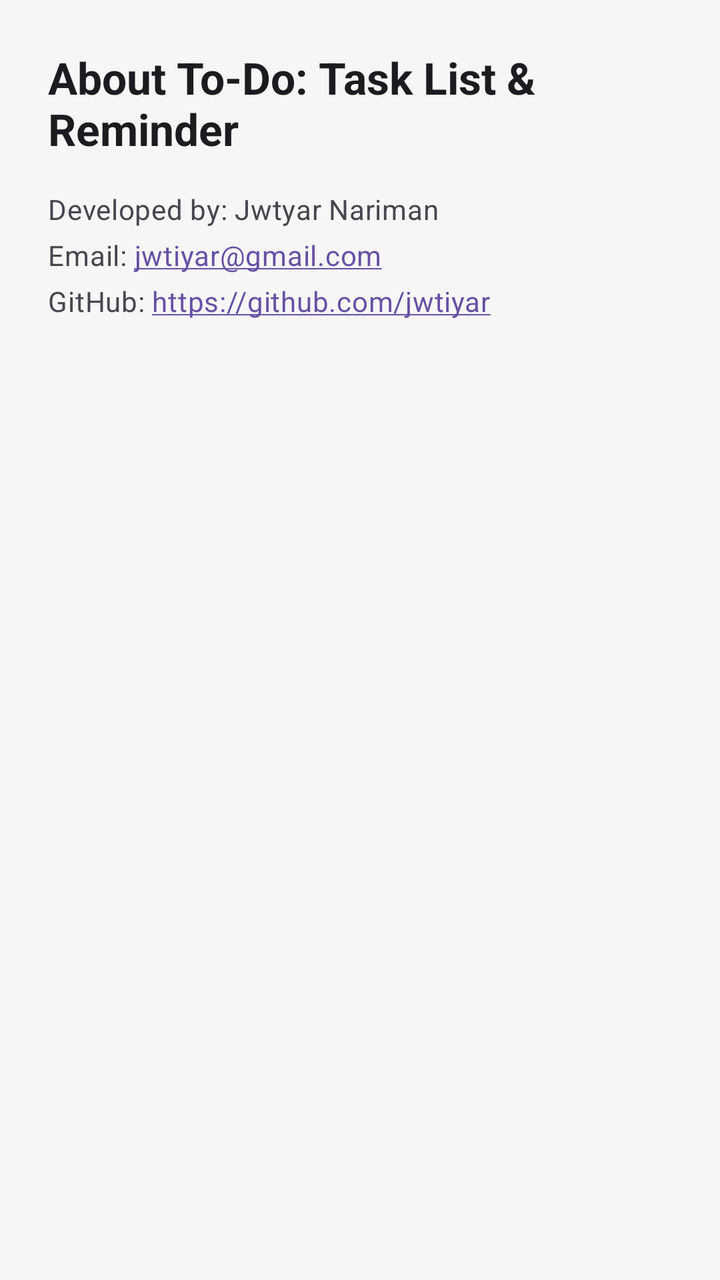
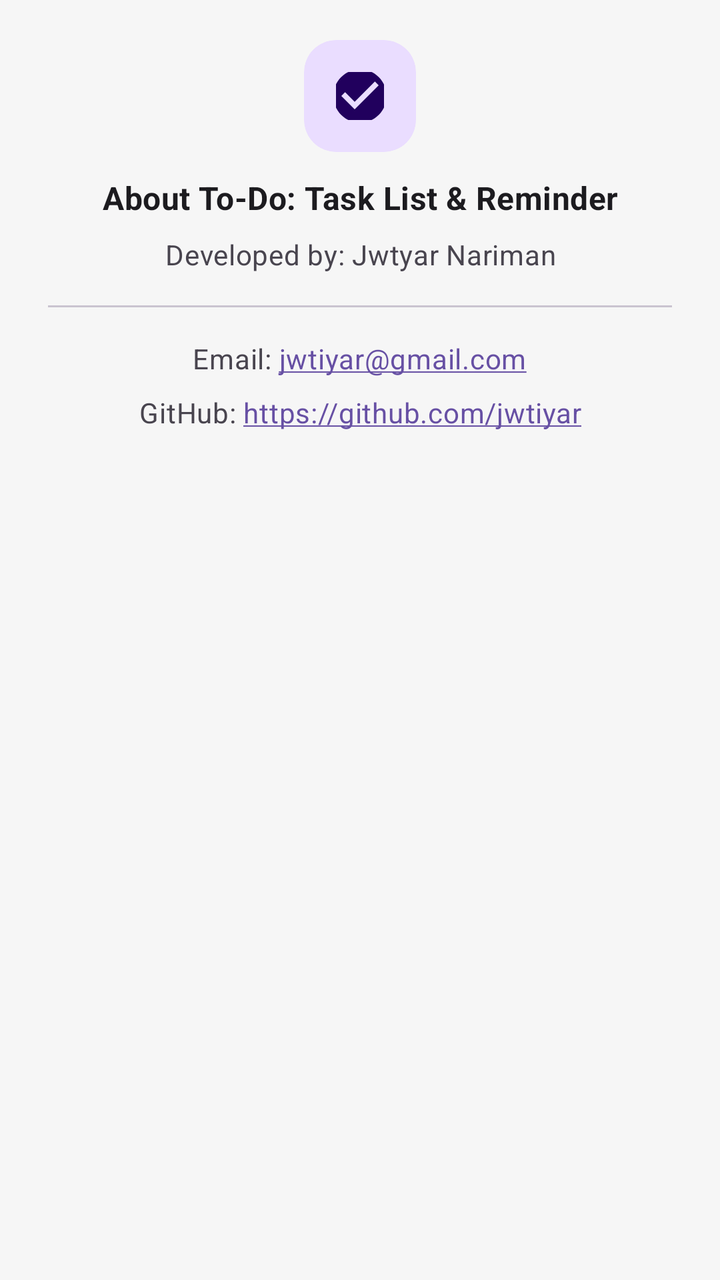

Compare the two renders of this Android layout. The source of the first and the diff that turns it into the second are given below.
<!-- AndroidManifest.xml: application theme AppTheme -->
<!-- res/layout/dialog_about.xml -->
<?xml version="1.0" encoding="utf-8"?>
<ScrollView xmlns:android="http://schemas.android.com/apk/res/android"
    android:layout_width="match_parent"
    android:layout_height="wrap_content"
    android:padding="24dp">

    <LinearLayout
        android:layout_width="match_parent"
        android:layout_height="wrap_content"
        android:orientation="vertical">

        <TextView
            android:id="@+id/aboutTitle"
            android:layout_width="wrap_content"
            android:layout_height="wrap_content"
            android:text="@string/about_title"
            android:textAppearance="@style/TextAppearance.Material3.TitleLarge"
            android:textStyle="bold"
            android:paddingBottom="16dp" />

        <TextView
            android:id="@+id/aboutAuthor"
            android:layout_width="wrap_content"
            android:layout_height="wrap_content"
            android:text="@string/about_developer"
            android:textAppearance="@style/TextAppearance.Material3.BodyMedium"
            android:paddingBottom="4dp" />

        <TextView
            android:id="@+id/aboutEmail"
            android:layout_width="wrap_content"
            android:layout_height="wrap_content"
            android:text="@string/about_email"
            android:autoLink="email"
            android:textAppearance="@style/TextAppearance.Material3.BodyMedium"
            android:paddingBottom="4dp" />

        <TextView
            android:id="@+id/aboutGithub"
            android:layout_width="wrap_content"
            android:layout_height="wrap_content"
            android:text="@string/about_github"
            android:autoLink="web"
            android:textAppearance="@style/TextAppearance.Material3.BodyMedium" />
    </LinearLayout>
</ScrollView>
<!-- resources referenced by this layout -->
<resources>
  <string name="about_developer">Developed by: Jwtyar Nariman</string>
  <string name="about_email">Email: jwtiyar@gmail.com</string>
  <string name="about_github">GitHub: https://github.com/jwtiyar</string>
  <string name="about_title">About To-Do: Task List &amp; Reminder</string>
  <style name="TextAppearance.Material3.BodyMedium" parent="TextAppearance.MaterialComponents.Body1">
          <item name="android:textSize">@dimen/text_body_medium</item>
          <item name="android:fontFamily">sans-serif</item>
          <item name="android:textStyle">normal</item>
          <item name="android:letterSpacing">0.017857143</item>
          <item name="android:textColor">?attr/colorOnSurfaceVariant</item>
      </style>
  <dimen name="text_body_medium">14sp</dimen>
  <color name="primary">#6750A4</color>
  <color name="primary_container">#EADDFF</color>
  <color name="on_primary">#FFFFFF</color>
  <color name="secondary">#625B71</color>
  <color name="secondary_container">#E8DEF8</color>
  <color name="on_secondary">#FFFFFF</color>
  <color name="tertiary">#7D5260</color>
  <color name="tertiary_container">#FFD8E4</color>
  <color name="on_tertiary">#FFFFFF</color>
  <color name="error">#B3261E</color>
  <color name="error_container">#F9DEDC</color>
  <color name="on_error">#FFFFFF</color>
  <color name="on_error_container">#410E0B</color>
  <color name="background">#F6F6F6</color>
  <color name="surface">#FFFBFE</color>
  <color name="on_background">#1C1B1F</color>
  <color name="on_surface">#1C1B1F</color>
  <color name="surface_variant">#E7E0EC</color>
  <color name="on_surface_variant">#49454F</color>
  <color name="outline">#79747E</color>
  <color name="outline_variant">#CAC4D0</color>
  <style name="TextAppearance.Material3.HeadlineSmall" parent="TextAppearance.MaterialComponents.Headline6">
          <item name="android:textSize">@dimen/text_headline_small</item>
          <item name="android:fontFamily">sans-serif-medium</item>
          <item name="android:textStyle">normal</item>
          <item name="android:letterSpacing">0.0</item>
          <item name="android:textColor">?attr/colorOnSurface</item>
      </style>
  <style name="TextAppearance.Material3.TitleMedium" parent="TextAppearance.MaterialComponents.Subtitle1">
          <item name="android:textSize">@dimen/text_title_medium</item>
          <item name="android:fontFamily">sans-serif-medium</item>
          <item name="android:textStyle">normal</item>
          <item name="android:letterSpacing">0.009375</item>
          <item name="android:textColor">?attr/colorOnSurface</item>
      </style>
  <style name="ShapeAppearance.Material3.SmallComponent" parent="">
          <item name="cornerFamily">rounded</item>
          <item name="cornerSize">4dp</item>
      </style>
  <style name="ShapeAppearance.Material3.MediumComponent" parent="">
          <item name="cornerFamily">rounded</item>
          <item name="cornerSize">8dp</item>
      </style>
  <style name="ShapeAppearance.Material3.LargeComponent" parent="">
          <item name="cornerFamily">rounded</item>
          <item name="cornerSize">12dp</item>
      </style>
  <color name="elevation_overlay_accent">#0DFFFFFF</color>
  <color name="elevation_overlay">#1F000000</color>
  <dimen name="text_headline_small">18sp</dimen>
  <dimen name="text_title_medium">16sp</dimen>
  <dimen name="card_elevation">1dp</dimen>
  <dimen name="card_content_padding">16dp</dimen>
  <dimen name="fab_elevation">3dp</dimen>
  <color name="state_layer_primary">#146750A4</color>
  <!-- unchanged entries left out for length: 3 -->
</resources>

<!-- the commit's change to res/layout/dialog_about.xml (unified diff, before → after) -->
@@ -1,39 +1,73 @@
 <?xml version="1.0" encoding="utf-8"?>
 <ScrollView xmlns:android="http://schemas.android.com/apk/res/android"
+    xmlns:app="http://schemas.android.com/apk/res-auto"
     android:layout_width="match_parent"
     android:layout_height="wrap_content"
-    android:padding="24dp">
+    android:paddingStart="24dp"
+    android:paddingEnd="24dp"
+    android:paddingTop="20dp"
+    android:paddingBottom="16dp">
 
     <LinearLayout
         android:layout_width="match_parent"
         android:layout_height="wrap_content"
+        android:gravity="center_horizontal"
         android:orientation="vertical">
+
+        <com.google.android.material.card.MaterialCardView
+            android:layout_width="56dp"
+            android:layout_height="56dp"
+            android:layout_marginBottom="12dp"
+            app:cardCornerRadius="16dp"
+            app:cardElevation="0dp"
+            app:strokeWidth="0dp"
+            app:cardBackgroundColor="?attr/colorPrimaryContainer">
+
+            <ImageView
+                android:layout_width="32dp"
+                android:layout_height="32dp"
+                android:layout_gravity="center"
+                android:src="@drawable/ic_check_circle_24dp"
+                app:tint="?attr/colorOnPrimaryContainer"
+                android:contentDescription="@string/app_name" />
+        </com.google.android.material.card.MaterialCardView>
 
         <TextView
             android:id="@+id/aboutTitle"
             android:layout_width="wrap_content"
             android:layout_height="wrap_content"
             android:text="@string/about_title"
-            android:textAppearance="@style/TextAppearance.Material3.TitleLarge"
+            android:textAppearance="?attr/textAppearanceTitleMedium"
+            android:textColor="?attr/colorOnSurface"
             android:textStyle="bold"
-            android:paddingBottom="16dp" />
+            android:gravity="center" />
 
         <TextView
             android:id="@+id/aboutAuthor"
             android:layout_width="wrap_content"
             android:layout_height="wrap_content"
+            android:layout_marginTop="8dp"
             android:text="@string/about_developer"
-            android:textAppearance="@style/TextAppearance.Material3.BodyMedium"
-            android:paddingBottom="4dp" />
+            android:textAppearance="?attr/textAppearanceBodyMedium"
+            android:textColor="?attr/colorOnSurfaceVariant"
+            android:gravity="center" />
+
+        <com.google.android.material.divider.MaterialDivider
+            android:layout_width="match_parent"
+            android:layout_height="wrap_content"
+            android:layout_marginTop="16dp"
+            android:layout_marginBottom="16dp" />
 
         <TextView
             android:id="@+id/aboutEmail"
             android:layout_width="wrap_content"
             android:layout_height="wrap_content"
+            android:layout_marginBottom="8dp"
             android:text="@string/about_email"
             android:autoLink="email"
-            android:textAppearance="@style/TextAppearance.Material3.BodyMedium"
-            android:paddingBottom="4dp" />
+            android:textColorLink="?attr/colorPrimary"
+            android:textAppearance="?attr/textAppearanceBodyMedium"
+            android:gravity="center" />
 
         <TextView
             android:id="@+id/aboutGithub"
@@ -41,6 +75,9 @@
             android:layout_height="wrap_content"
             android:text="@string/about_github"
             android:autoLink="web"
-            android:textAppearance="@style/TextAppearance.Material3.BodyMedium" />
+            android:textColorLink="?attr/colorPrimary"
+            android:textAppearance="?attr/textAppearanceBodyMedium"
+            android:gravity="center" />
+
     </LinearLayout>
 </ScrollView>
<!-- resource entries referenced after the edit -->
@@ -1,9 +1,20 @@
 <!-- resources referenced by this layout -->
 <resources>
+  <!-- drawable ic_check_circle_24dp (drawable) -->
+  <vector xmlns:android="http://schemas.android.com/apk/res/android"
+      android:width="24dp"
+      android:height="24dp"
+      android:viewportWidth="24"
+      android:viewportHeight="24">
+    <path
+        android:pathData="M12,2C6.48,2 2,6.48 2,12s4.48,10 10,10 10,-4.48 10,-10S17.52,2 12,2zM10,17l-5,-5 1.41,-1.41L10,14.17l7.59,-7.59L19,8l-9,9z"
+        android:fillColor="#FFFFFF"/>
+  </vector>
   <string name="about_developer">Developed by: Jwtyar Nariman</string>
   <string name="about_email">Email: jwtiyar@gmail.com</string>
   <string name="about_github">GitHub: https://github.com/jwtiyar</string>
   <string name="about_title">About To-Do: Task List &amp; Reminder</string>
+  <string name="app_name">To-Do: Task List &amp; Reminder</string>
   <style name="TextAppearance.Material3.BodyMedium" parent="TextAppearance.MaterialComponents.Body1">
           <item name="android:textSize">@dimen/text_body_medium</item>
           <item name="android:fontFamily">sans-serif</item>
